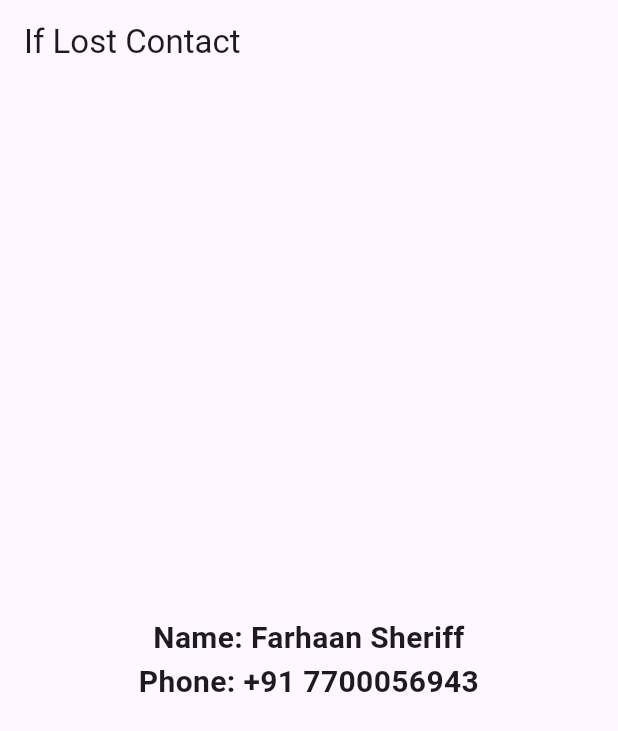
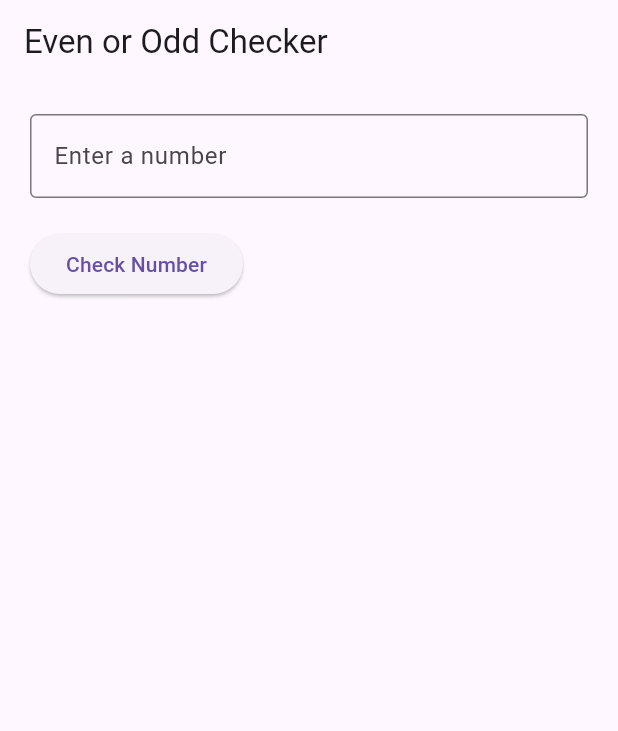
Before and after one commit to farhaansheriff715-beep/Cyberlog, a Flutter app: the screen it shows after launch, on a phone screen of 412 x 824 dp. Shown: the top 731 px of the screen. Run offline on Flutter 3.47's test engine with Material 3 defaults, Android fonts, the phone set to English and light mode, and no system bars.

Commit message:
main.dart
a usage of the conditional statement of determining an even or number by using a text box to take the input and a button to initiate the process

```diff
--- a/lib/main.dart
+++ b/lib/main.dart
@@ -1,28 +1,92 @@
 import 'package:flutter/material.dart';
 
 void main() {
-  runApp(const MyFirstApp());
+  runApp(const MyApp());
 }
 
-class MyFirstApp extends StatelessWidget {
-  const MyFirstApp({super.key});
+class MyApp extends StatelessWidget {
+  const MyApp({super.key});
 
   @override
   Widget build(BuildContext context) {
     return MaterialApp(
-      home: Scaffold(
-        appBar: AppBar(
-          title: const Text("If Lost Contact"),
-        ),
-        body: const Center(
-          child: Text(
-            "Name: Farhaan Sheriff\nPhone: +91 7700056943",
-            textAlign: TextAlign.center,
-            style: TextStyle(
-              fontSize: 20,
-              fontWeight: FontWeight.bold,
+      home: const EvenOddApp(),
+      debugShowCheckedModeBanner: false,
+    );
+  }
+}
+
+class EvenOddApp extends StatefulWidget {
+  const EvenOddApp({super.key});
+
+  @override
+  State<EvenOddApp> createState() => _EvenOddAppState();
+}
+
+class _EvenOddAppState extends State<EvenOddApp> {
+
+  TextEditingController numberController = TextEditingController();
+
+
+  String finalMessage = "";
+
+  @override
+  Widget build(BuildContext context) {
+    return Scaffold(
+      appBar: AppBar(
+        title: const Text("Even or Odd Checker"),
+      ),
+
+      body: Padding(
+        padding: const EdgeInsets.all(20.0),
+
+        child: Column(
+          crossAxisAlignment: CrossAxisAlignment.start,
+          children: [
+
+
+            TextField(
+              controller: numberController,
+              keyboardType: TextInputType.number,
+              decoration: const InputDecoration(
+                border: OutlineInputBorder(),
+                labelText: "Enter a number",
+              ),
             ),
-          ),
+
+            const SizedBox(height: 20),
+
+
+            ElevatedButton(
+              onPressed: () {
+
+                String userText = numberController.text;
+
+
+                int number = int.parse(userText);
+
+
+                if (number % 2 == 0) {
+                  finalMessage = "The number $number is Even.";
+                } else {
+                  finalMessage = "The number $number is Odd.";
+                }
+
+                setState(() {});
+              },
+              child: const Text("Check Number"),
+            ),
+
+            const SizedBox(height: 20),
+
+            Text(
+              finalMessage,
+              style: const TextStyle(
+                fontSize: 20,
+                fontWeight: FontWeight.bold,
+              ),
+            )
+          ],
         ),
       ),
     );
```
